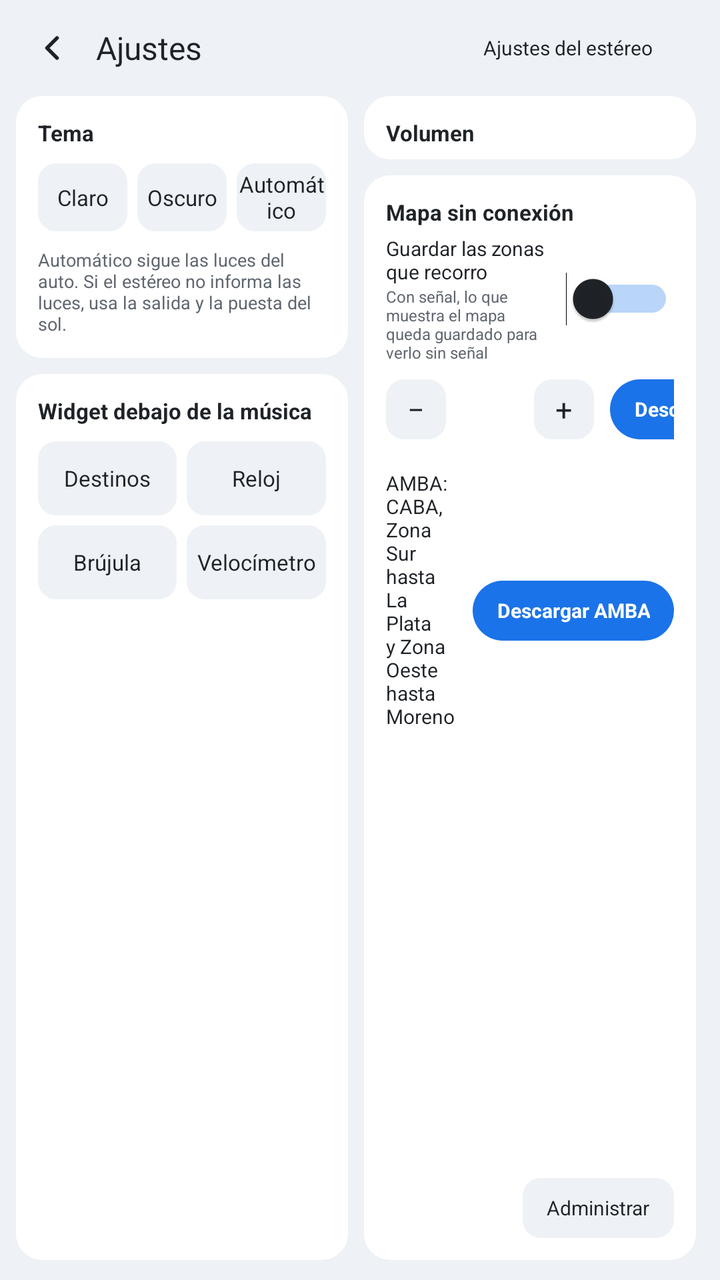
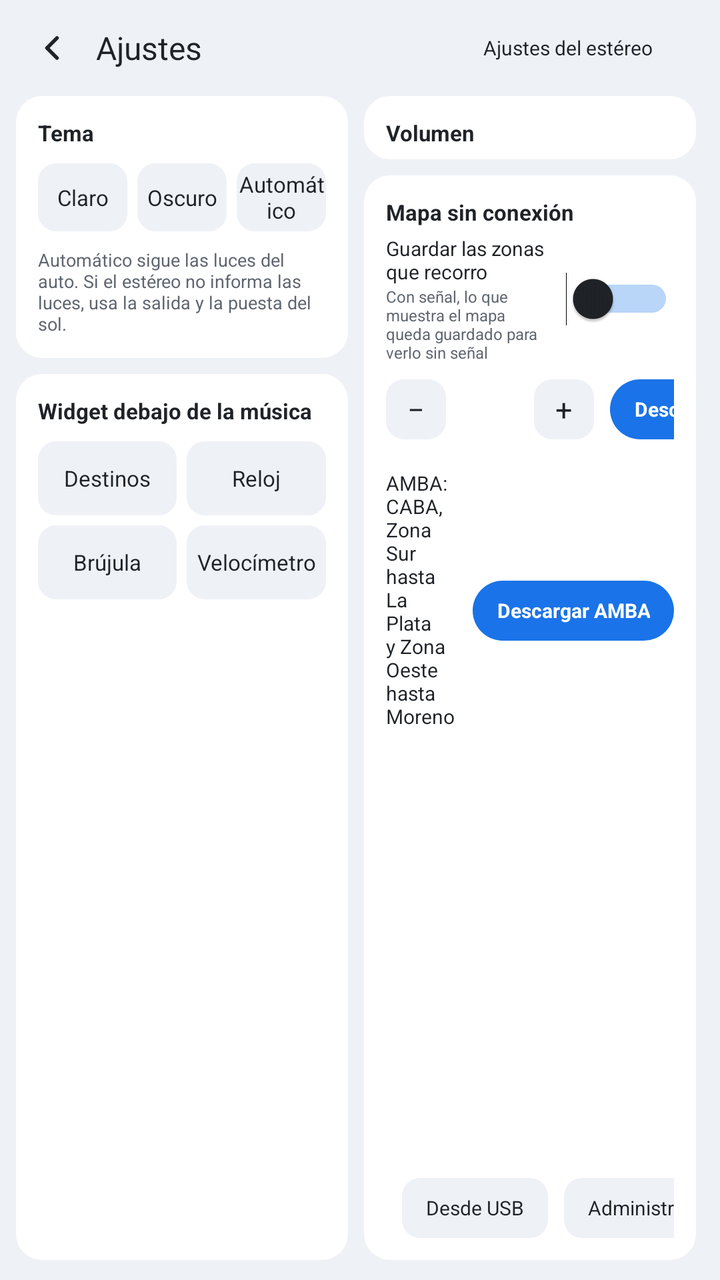

The first picture is an Android layout as it rendered before a commit; the second is the same layout after the commit. The layout source and the unified diff follow.
<!-- AndroidManifest.xml: application theme LauncherTheme -->
<!-- res/layout/activity_settings.xml -->
<?xml version="1.0" encoding="utf-8"?>
<LinearLayout xmlns:android="http://schemas.android.com/apk/res/android"
    android:layout_width="match_parent"
    android:layout_height="match_parent"
    android:background="@color/ground"
    android:orientation="vertical"
    android:paddingStart="8dp"
    android:paddingTop="6dp"
    android:paddingEnd="12dp"
    android:paddingBottom="10dp">

    
    <LinearLayout
        android:layout_width="match_parent"
        android:layout_height="36dp"
        android:gravity="center_vertical"
        android:orientation="horizontal">

        <ImageButton
            android:id="@+id/settings_back"
            android:layout_width="36dp"
            android:layout_height="36dp"
            android:background="@drawable/bg_round_button"
            android:contentDescription="@string/back"
            android:padding="8dp"
            android:scaleType="fitCenter"
            android:src="@drawable/ic_back" />

        <TextView
            android:layout_width="0dp"
            android:layout_height="wrap_content"
            android:layout_marginStart="4dp"
            android:layout_weight="1"
            android:text="@string/settings_title"
            android:textColor="@color/text"
            android:textSize="16sp" />

        <TextView
            android:id="@+id/stereo_settings"
            android:layout_width="wrap_content"
            android:layout_height="30dp"
            android:layout_marginEnd="10dp"
            android:background="@drawable/bg_option"
            android:gravity="center"
            android:paddingStart="12dp"
            android:paddingEnd="12dp"
            android:text="@string/stereo_settings"
            android:textColor="@color/text"
            android:textSize="10sp" />

        <TextView
            android:id="@+id/settings_version"
            android:layout_width="wrap_content"
            android:layout_height="wrap_content"
            android:textColor="@color/muted"
            android:textSize="9sp" />
    </LinearLayout>

    <LinearLayout
        android:layout_width="match_parent"
        android:layout_height="0dp"
        android:layout_marginTop="6dp"
        android:layout_weight="1"
        android:orientation="horizontal">

        
        <LinearLayout
            android:layout_width="0dp"
            android:layout_height="match_parent"
            android:layout_weight="1"
            android:orientation="vertical">

            
            <LinearLayout
                style="@style/Card"
                android:layout_width="match_parent"
                android:layout_height="wrap_content"
                android:orientation="vertical"
                android:padding="11dp">

                <TextView
                    style="@style/SettingsTitle"
                    android:text="@string/theme" />

                <LinearLayout
                    android:layout_width="match_parent"
                    android:layout_height="34dp"
                    android:layout_marginTop="8dp"
                    android:orientation="horizontal">

                    <TextView
                        android:id="@+id/theme_light"
                        style="@style/SettingsOption"
                        android:text="@string/theme_light" />

                    <TextView
                        android:id="@+id/theme_dark"
                        style="@style/SettingsOption"
                        android:layout_marginStart="5dp"
                        android:text="@string/theme_dark" />

                    <TextView
                        android:id="@+id/theme_auto"
                        style="@style/SettingsOption"
                        android:layout_marginStart="5dp"
                        android:text="@string/theme_auto" />
                </LinearLayout>

                <TextView
                    android:layout_width="match_parent"
                    android:layout_height="wrap_content"
                    android:layout_marginTop="8dp"
                    android:text="@string/theme_auto_hint"
                    android:textColor="@color/muted"
                    android:textSize="9sp" />
            </LinearLayout>

            
            <LinearLayout
                style="@style/Card"
                android:layout_width="match_parent"
                android:layout_height="0dp"
                android:layout_marginTop="8dp"
                android:layout_weight="1"
                android:orientation="vertical"
                android:padding="11dp">

                <TextView
                    style="@style/SettingsTitle"
                    android:text="@string/bottom_card" />

                <LinearLayout
                    android:layout_width="match_parent"
                    android:layout_height="37dp"
                    android:layout_marginTop="8dp"
                    android:orientation="horizontal">

                    <TextView
                        android:id="@+id/card_places"
                        style="@style/SettingsOption"
                        android:text="@string/card_places" />

                    <TextView
                        android:id="@+id/card_clock"
                        style="@style/SettingsOption"
                        android:layout_marginStart="5dp"
                        android:text="@string/card_clock" />
                </LinearLayout>

                <LinearLayout
                    android:layout_width="match_parent"
                    android:layout_height="37dp"
                    android:layout_marginTop="5dp"
                    android:orientation="horizontal">

                    <TextView
                        android:id="@+id/card_compass"
                        style="@style/SettingsOption"
                        android:text="@string/card_compass" />

                    <TextView
                        android:id="@+id/card_speedo"
                        style="@style/SettingsOption"
                        android:layout_marginStart="5dp"
                        android:text="@string/card_speedo" />
                </LinearLayout>
            </LinearLayout>
        </LinearLayout>

        
        <LinearLayout
            android:layout_width="0dp"
            android:layout_height="match_parent"
            android:layout_marginStart="8dp"
            android:layout_weight="1"
            android:orientation="vertical">

            
            <LinearLayout
                android:id="@+id/volumes"
                style="@style/Card"
                android:layout_width="match_parent"
                android:layout_height="wrap_content"
                android:orientation="vertical"
                android:paddingStart="11dp"
                android:paddingTop="11dp"
                android:paddingEnd="11dp"
                android:paddingBottom="6dp">

                <TextView
                    style="@style/SettingsTitle"
                    android:text="@string/volume_title" />
            </LinearLayout>

            
            <LinearLayout
                style="@style/Card"
                android:layout_width="match_parent"
                android:layout_height="0dp"
                android:layout_marginTop="8dp"
                android:layout_weight="1"
                android:orientation="vertical"
                android:padding="11dp">

                <TextView
                    style="@style/SettingsTitle"
                    android:text="@string/offline_map" />

                
                <LinearLayout
                    android:id="@+id/save_visited_row"
                    android:layout_width="match_parent"
                    android:layout_height="wrap_content"
                    android:layout_marginTop="4dp"
                    android:gravity="center_vertical"
                    android:orientation="horizontal">

                    <LinearLayout
                        android:layout_width="0dp"
                        android:layout_height="wrap_content"
                        android:layout_weight="1"
                        android:orientation="vertical">

                        <TextView
                            android:layout_width="match_parent"
                            android:layout_height="wrap_content"
                            android:text="@string/save_visited"
                            android:textColor="@color/text"
                            android:textSize="10sp" />

                        <TextView
                            android:layout_width="match_parent"
                            android:layout_height="wrap_content"
                            android:text="@string/save_visited_hint"
                            android:textColor="@color/muted"
                            android:textSize="8sp" />
                    </LinearLayout>

                    <Switch
                        android:id="@+id/save_visited"
                        android:layout_width="wrap_content"
                        android:layout_height="30dp"
                        android:layout_marginStart="8dp"
                        android:thumbTint="@color/text"
                        android:trackTint="@color/accent" />
                </LinearLayout>

                
                <LinearLayout
                    android:layout_width="match_parent"
                    android:layout_height="30dp"
                    android:layout_marginTop="8dp"
                    android:gravity="center_vertical"
                    android:orientation="horizontal">

                    <TextView
                        android:layout_width="0dp"
                        android:layout_height="wrap_content"
                        android:layout_weight="1"
                        android:text="@string/offline_around"
                        android:textColor="@color/text"
                        android:textSize="10sp" />

                    <TextView
                        android:id="@+id/radius_less"
                        android:layout_width="30dp"
                        android:layout_height="30dp"
                        android:background="@drawable/bg_option"
                        android:contentDescription="@string/offline_less"
                        android:gravity="center"
                        android:text="−"
                        android:textColor="@color/text"
                        android:textSize="15sp" />

                    <TextView
                        android:id="@+id/radius_value"
                        android:layout_width="44dp"
                        android:layout_height="wrap_content"
                        android:gravity="center"
                        android:textColor="@color/text"
                        android:textSize="11sp" />

                    <TextView
                        android:id="@+id/radius_more"
                        android:layout_width="30dp"
                        android:layout_height="30dp"
                        android:background="@drawable/bg_option"
                        android:contentDescription="@string/offline_more"
                        android:gravity="center"
                        android:text="+"
                        android:textColor="@color/text"
                        android:textSize="15sp" />

                    <TextView
                        android:id="@+id/offline_button"
                        android:layout_width="wrap_content"
                        android:layout_height="30dp"
                        android:layout_marginStart="8dp"
                        android:background="@drawable/bg_button_accent_round"
                        android:gravity="center"
                        android:paddingStart="12dp"
                        android:paddingEnd="12dp"
                        android:text="@string/offline_download"
                        android:textColor="@color/on_accent"
                        android:textSize="10sp"
                        android:textStyle="bold" />
                </LinearLayout>

                <TextView
                    android:id="@+id/radius_estimate"
                    android:layout_width="match_parent"
                    android:layout_height="wrap_content"
                    android:gravity="end"
                    android:textColor="@color/muted"
                    android:textSize="8sp" />

                
                <LinearLayout
                    android:layout_width="match_parent"
                    android:layout_height="wrap_content"
                    android:layout_marginTop="4dp"
                    android:gravity="center_vertical"
                    android:orientation="horizontal">

                    <LinearLayout
                        android:layout_width="0dp"
                        android:layout_height="wrap_content"
                        android:layout_weight="1"
                        android:orientation="vertical">

                        <TextView
                            android:layout_width="match_parent"
                            android:layout_height="wrap_content"
                            android:text="@string/offline_amba"
                            android:textColor="@color/text"
                            android:textSize="10sp" />

                        <TextView
                            android:id="@+id/amba_estimate"
                            android:layout_width="match_parent"
                            android:layout_height="wrap_content"
                            android:textColor="@color/muted"
                            android:textSize="8sp" />
                    </LinearLayout>

                    <TextView
                        android:id="@+id/amba_button"
                        android:layout_width="wrap_content"
                        android:layout_height="30dp"
                        android:layout_marginStart="8dp"
                        android:background="@drawable/bg_button_accent_round"
                        android:gravity="center"
                        android:paddingStart="12dp"
                        android:paddingEnd="12dp"
                        android:text="@string/offline_download_amba"
                        android:textColor="@color/on_accent"
                        android:textSize="10sp"
                        android:textStyle="bold" />
                </LinearLayout>

                <View
                    android:layout_width="0dp"
                    android:layout_height="0dp"
                    android:layout_weight="1" />

                <LinearLayout
                    android:layout_width="match_parent"
                    android:layout_height="wrap_content"
                    android:gravity="center_vertical"
                    android:orientation="horizontal">

                    <TextView
                        android:id="@+id/offline_status"
                        android:layout_width="0dp"
                        android:layout_height="wrap_content"
                        android:layout_weight="1"
                        android:textColor="@color/muted"
                        android:textSize="9sp" />

                    <TextView
                        android:id="@+id/offline_manage"
                        android:layout_width="wrap_content"
                        android:layout_height="30dp"
                        android:layout_marginStart="8dp"
                        android:background="@drawable/bg_option"
                        android:gravity="center"
                        android:paddingStart="12dp"
                        android:paddingEnd="12dp"
                        android:text="@string/offline_manage"
                        android:textColor="@color/text"
                        android:textSize="10sp" />
                </LinearLayout>

                <ProgressBar
                    android:id="@+id/offline_progress"
                    style="@android:style/Widget.Material.ProgressBar.Horizontal"
                    android:layout_width="match_parent"
                    android:layout_height="4dp"
                    android:layout_marginTop="4dp"
                    android:progressBackgroundTint="@color/track"
                    android:progressTint="@color/accent"
                    android:visibility="gone" />
            </LinearLayout>
        </LinearLayout>
    </LinearLayout>
</LinearLayout>
<!-- resources referenced by this layout -->
<resources>
  <color name="accent">#1A73E8</color>
  <color name="ground">#EEF1F5</color>
  <color name="muted">#5F6670</color>
  <color name="on_accent">#FFFFFF</color>
  <color name="text">#1F2328</color>
  <color name="track">#D5DAE1</color>
  <!-- drawable bg_button_accent_round (drawable) -->
  <?xml version="1.0" encoding="utf-8"?>
  <ripple xmlns:android="http://schemas.android.com/apk/res/android" android:color="#33000000">
      <item>
          <shape android:shape="rectangle">
              <solid android:color="@color/accent" />
              <corners android:radius="20dp" />
          </shape>
      </item>
  </ripple>
  <!-- drawable bg_round_button (drawable) -->
  <?xml version="1.0" encoding="utf-8"?>
  <ripple xmlns:android="http://schemas.android.com/apk/res/android" android:color="#33FFFFFF">
      <item android:id="@android:id/mask">
          <shape android:shape="oval">
              <solid android:color="#FFFFFFFF" />
          </shape>
      </item>
  </ripple>
  <!-- drawable ic_back (drawable) -->
  <?xml version="1.0" encoding="utf-8"?>
  <vector xmlns:android="http://schemas.android.com/apk/res/android"
      android:width="24dp" android:height="24dp"
      android:viewportWidth="24" android:viewportHeight="24">
      <path android:pathData="M15,18l-6,-6 6,-6" android:strokeColor="@color/text" android:strokeWidth="2.2" android:strokeLineCap="round" android:strokeLineJoin="round" android:fillColor="#00000000" />
  </vector>
  <string name="back">Volver</string>
  <string name="bottom_card">Widget debajo de la música</string>
  <string name="card_clock">Reloj</string>
  <string name="card_compass">Brújula</string>
  <string name="card_places">Destinos</string>
  <string name="card_speedo">Velocímetro</string>
  <string name="offline_amba">AMBA: CABA, Zona Sur hasta La Plata y Zona Oeste hasta Moreno</string>
  <string name="offline_around">Alrededor tuyo</string>
  <string name="offline_download">Descargar</string>
  <string name="offline_download_amba">Descargar AMBA</string>
  <string name="offline_less">Menos kilómetros</string>
  <string name="offline_manage">Administrar</string>
  <string name="offline_map">Mapa sin conexión</string>
  <string name="offline_more">Más kilómetros</string>
  <string name="save_visited">Guardar las zonas que recorro</string>
  <string name="save_visited_hint">Con señal, lo que muestra el mapa queda guardado para verlo sin señal</string>
  <string name="settings_title">Ajustes</string>
  <string name="stereo_settings">Ajustes del estéreo</string>
  <string name="theme">Tema</string>
  <string name="theme_auto">Automático</string>
  <string name="theme_auto_hint">Automático sigue las luces del auto. Si el estéreo no informa las luces, usa la salida y la puesta del sol.</string>
  <string name="theme_dark">Oscuro</string>
  <string name="theme_light">Claro</string>
  <string name="volume_title">Volumen</string>
  <style name="Card">
          <item name="android:background">@drawable/bg_card</item>
      </style>
  <style name="SettingsTitle">
          <item name="android:layout_width">wrap_content</item>
          <item name="android:layout_height">wrap_content</item>
          <item name="android:textColor">@color/text</item>
          <item name="android:textSize">11sp</item>
          <item name="android:textStyle">bold</item>
      </style>
  <color name="selected">#D3E3FD</color>
  <color name="tile">#EEF1F5</color>
  <!-- drawable bg_card (drawable) -->
  <?xml version="1.0" encoding="utf-8"?>
  <shape xmlns:android="http://schemas.android.com/apk/res/android" android:shape="rectangle">
      <solid android:color="@color/card" />
      <corners android:radius="13dp" />
  </shape>
  <color name="card">#FFFFFF</color>
  <!-- unchanged entries left out for length: 3 -->
</resources>

<!-- the commit's change to res/layout/activity_settings.xml (unified diff, before → after) -->
@@ -378,6 +378,19 @@
                         android:textSize="9sp" />
 
                     <TextView
+                        android:id="@+id/offline_import"
+                        android:layout_width="wrap_content"
+                        android:layout_height="30dp"
+                        android:layout_marginStart="8dp"
+                        android:background="@drawable/bg_option"
+                        android:gravity="center"
+                        android:paddingStart="12dp"
+                        android:paddingEnd="12dp"
+                        android:text="@string/offline_import"
+                        android:textColor="@color/text"
+                        android:textSize="10sp" />
+
+                    <TextView
                         android:id="@+id/offline_manage"
                         android:layout_width="wrap_content"
                         android:layout_height="30dp"
<!-- resource entries referenced after the edit -->
@@ -42,6 +42,7 @@
   <string name="offline_around">Alrededor tuyo</string>
   <string name="offline_download">Descargar</string>
   <string name="offline_download_amba">Descargar AMBA</string>
+  <string name="offline_import">Desde USB</string>
   <string name="offline_less">Menos kilómetros</string>
   <string name="offline_manage">Administrar</string>
   <string name="offline_map">Mapa sin conexión</string>
